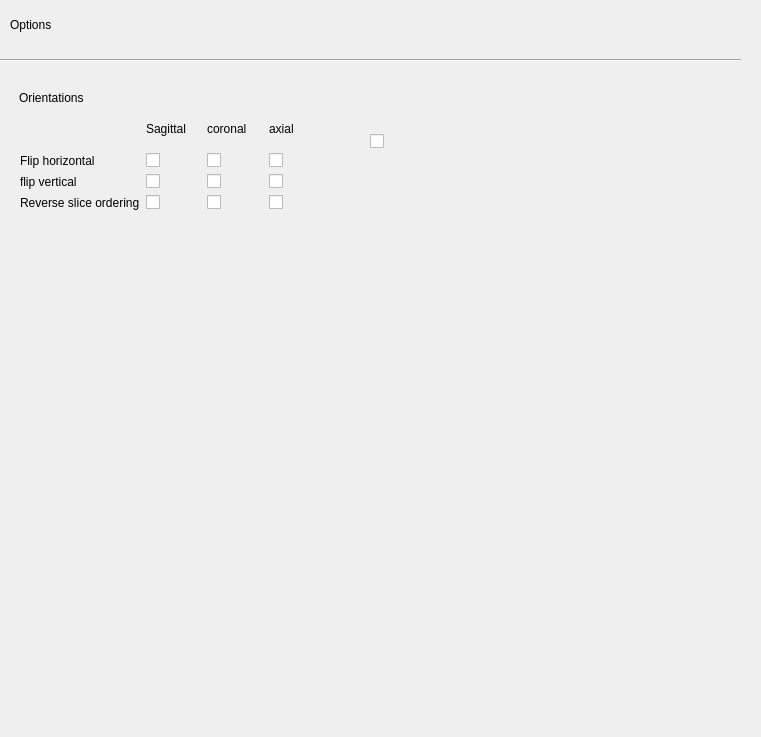
Old version of the form ui/ui_options_tab.ui in the repository VCCRI/vpv.
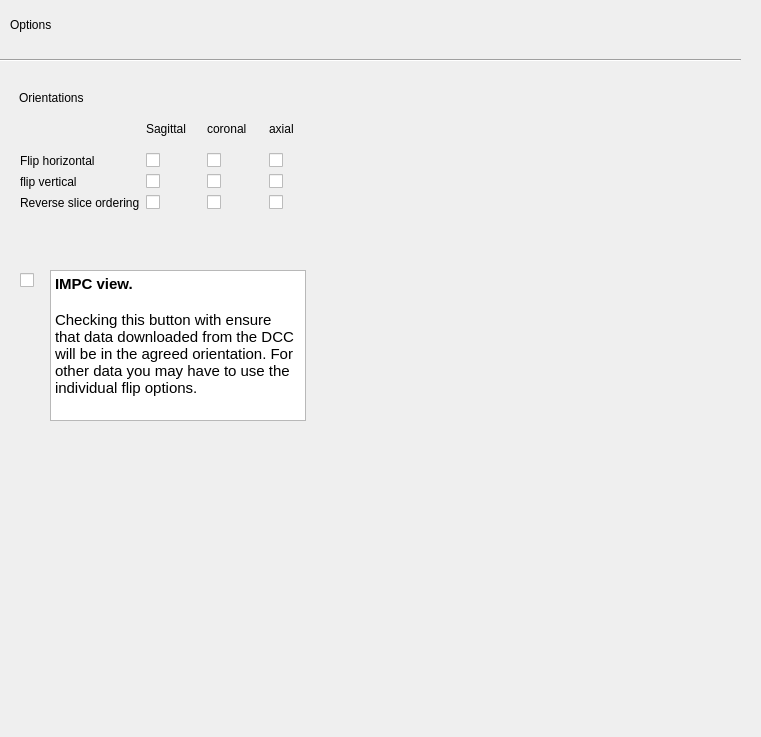
New version of the form.

```diff
--- a/ui/ui_options_tab.ui
+++ b/ui/ui_options_tab.ui
@@ -195,8 +195,8 @@
   <widget class="QCheckBox" name="checkBoxImpcView">
    <property name="geometry">
     <rect>
-     <x>370</x>
-     <y>131</y>
+     <x>20</x>
+     <y>270</y>
      <width>62</width>
      <height>20</height>
     </rect>
@@ -205,6 +205,25 @@
     <string/>
    </property>
   </widget>
+  <widget class="QTextBrowser" name="textBrowser">
+   <property name="geometry">
+    <rect>
+     <x>50</x>
+     <y>270</y>
+     <width>256</width>
+     <height>151</height>
+    </rect>
+   </property>
+   <property name="html">
+    <string>&lt;!DOCTYPE HTML PUBLIC &quot;-//W3C//DTD HTML 4.0//EN&quot; &quot;http://www.w3.org/TR/REC-html40/strict.dtd&quot;&gt;
+&lt;html&gt;&lt;head&gt;&lt;meta name=&quot;qrichtext&quot; content=&quot;1&quot; /&gt;&lt;style type=&quot;text/css&quot;&gt;
+p, li { white-space: pre-wrap; }
+&lt;/style&gt;&lt;/head&gt;&lt;body style=&quot; font-family:'Ubuntu'; font-size:11pt; font-weight:400; font-style:normal;&quot;&gt;
+&lt;p style=&quot; margin-top:0px; margin-bottom:0px; margin-left:0px; margin-right:0px; -qt-block-indent:0; text-indent:0px;&quot;&gt;&lt;span style=&quot; font-weight:600;&quot;&gt;IMPC view. &lt;/span&gt;&lt;/p&gt;
+&lt;p style=&quot;-qt-paragraph-type:empty; margin-top:0px; margin-bottom:0px; margin-left:0px; margin-right:0px; -qt-block-indent:0; text-indent:0px;&quot;&gt;&lt;br /&gt;&lt;/p&gt;
+&lt;p style=&quot; margin-top:0px; margin-bottom:0px; margin-left:0px; margin-right:0px; -qt-block-indent:0; text-indent:0px;&quot;&gt;Checking this button with ensure that data downloaded from the DCC will be in the agreed orientation. For other data you may have to use the individual flip options.&lt;/p&gt;&lt;/body&gt;&lt;/html&gt;</string>
+   </property>
+  </widget>
  </widget>
  <resources>
   <include location="../resources.qrc"/>
```
